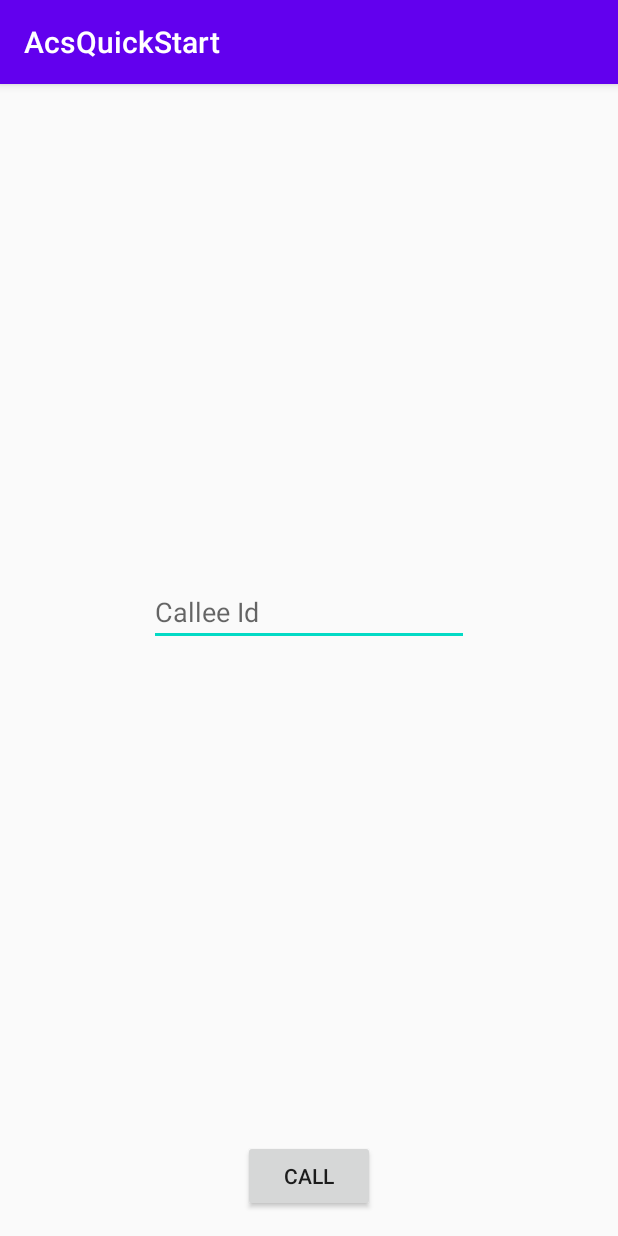
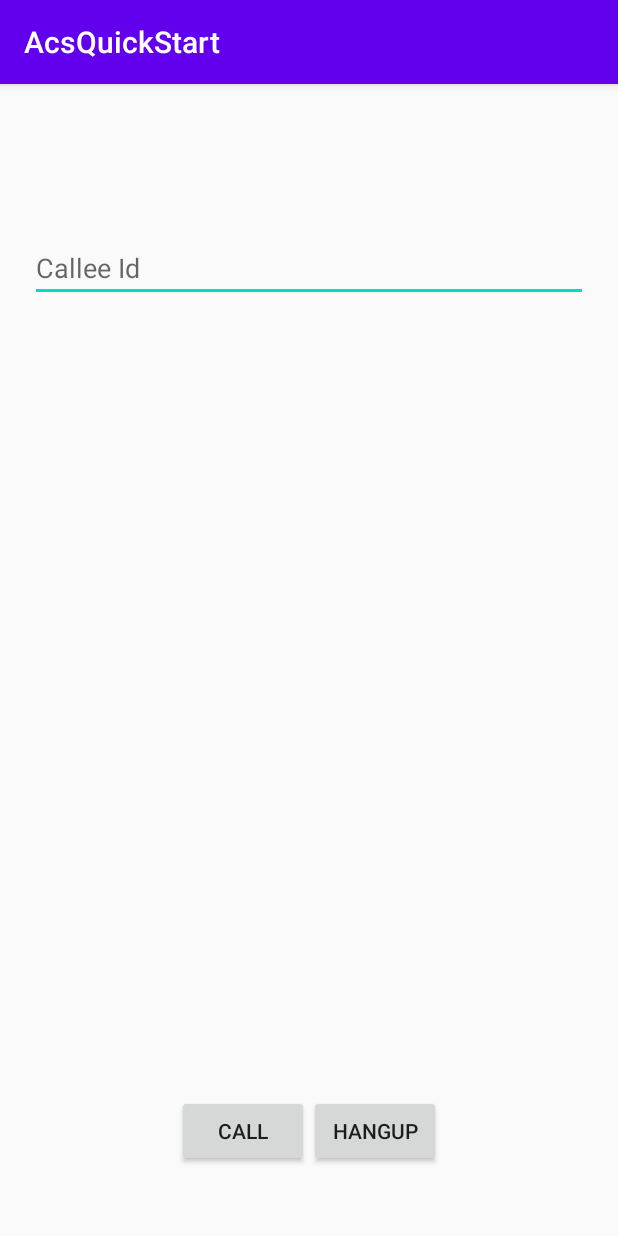
Before and after one commit to Azure/Communication, an Android app: the screen it shows after launch (MainActivity), on a phone screen of 412 x 824 dp. Run offline under Robolectric (Android 15) with nearby library versions, the phone set to English and light mode, and no system bars; libraries missing offline, so code that uses them is left out: com.azure.android, com.azure.communication; 2 statements that could not run were skipped.

Commit message:
Update Android sample to show error messages in toast and call status in status bar

```diff
--- a/samples/AzureCommunicationCalling/Android/Java/app/src/main/java/com/contoso/acsquickstart/MainActivity.java
+++ b/samples/AzureCommunicationCalling/Android/Java/app/src/main/java/com/contoso/acsquickstart/MainActivity.java
@@ -9,6 +9,7 @@
 import android.os.Bundle;
 import android.widget.Button;
 import android.widget.EditText;
+import android.widget.TextView;
 import android.widget.Toast;
 
 import java.util.ArrayList;
@@ -17,13 +18,15 @@
 import com.azure.communication.calling.CallAgent;
 import com.azure.communication.calling.CallClient;
 import com.azure.android.communication.common.CommunicationUser;
+import com.azure.communication.calling.HangupOptions;
 import com.azure.communication.calling.StartCallOptions;
-import com.azure.communication.calling.VideoOptions;
 import com.azure.android.communication.common.CommunicationUserCredential;
 
 public class MainActivity extends AppCompatActivity {
     private static final String[] allPermissions = new String[] { Manifest.permission.RECORD_AUDIO, Manifest.permission.CAMERA, Manifest.permission.WRITE_EXTERNAL_STORAGE, Manifest.permission.READ_PHONE_STATE };
     private static final String UserToken = "<User_Access_Token>";
+
+    TextView statusBar;
 
     private CallAgent agent;
     private Call call;
@@ -35,22 +38,45 @@
 
         getAllPermissions();
         createAgent();
+
         Button callButton = findViewById(R.id.call_button);
         callButton.setOnClickListener(l -> startCall());
+
+        Button hangupButton = findViewById(R.id.hangup_button);
+        hangupButton.setOnClickListener(l -> endCall());
+
+        statusBar = findViewById(R.id.status_bar);
     }
 
     /**
      * Start a call
      */
     private void startCall() {
+        if (UserToken.startsWith("<")) {
+            Toast.makeText(this, "Please enter token in source code", Toast.LENGTH_SHORT).show();
+            return;
+        }
+
         EditText calleeIdView = findViewById(R.id.callee_id);
         String calleeId = calleeIdView.getText().toString();
+        if (calleeId.isEmpty()) {
+            Toast.makeText(this, "Please enter callee", Toast.LENGTH_SHORT).show();
+            return;
+        }
+
         StartCallOptions options = new StartCallOptions();
-        options.setVideoOptions(new VideoOptions(null));
         call = agent.call(
                 getApplicationContext(),
                 new CommunicationUser[] {new CommunicationUser(calleeId)},
                 options);
+        call.addOnCallStateChangedListener(p -> setStatus(call.getState().toString()));
+    }
+
+    /**
+     * Ends the call previously started
+     */
+    private void endCall() {
+        call.hangup(new HangupOptions());
     }
 
     /**
@@ -94,4 +120,11 @@
             finish();
         }
     }
+
+    /**
+     * Shows message in the status bar
+     */
+    private void setStatus(String status) {
+        runOnUiThread(() -> statusBar.setText(status));
+    }
 }
--- a/samples/AzureCommunicationCalling/Android/Java/app/src/main/res/layout/activity_main.xml
+++ b/samples/AzureCommunicationCalling/Android/Java/app/src/main/res/layout/activity_main.xml
@@ -6,25 +6,48 @@
     android:layout_height="match_parent"
     tools:context=".MainActivity">
 
-    <Button
-        android:id="@+id/call_button"
-        android:layout_width="wrap_content"
-        android:layout_height="wrap_content"
-        android:layout_marginBottom="16dp"
-        android:text="Call"
-        app:layout_constraintBottom_toBottomOf="parent"
-        app:layout_constraintEnd_toEndOf="parent"
-        app:layout_constraintStart_toStartOf="parent" />
-
     <EditText
         android:id="@+id/callee_id"
-        android:layout_width="wrap_content"
+        android:layout_width="match_parent"
         android:layout_height="wrap_content"
         android:ems="10"
         android:hint="Callee Id"
         android:inputType="textPersonName"
-        app:layout_constraintBottom_toTopOf="@+id/call_button"
+        android:layout_marginTop="100dp"
+        android:layout_marginHorizontal="20dp"
         app:layout_constraintEnd_toEndOf="parent"
         app:layout_constraintStart_toStartOf="parent"
         app:layout_constraintTop_toTopOf="parent" />
+
+    <LinearLayout
+        android:layout_width="match_parent"
+        android:layout_height="wrap_content"
+        android:layout_marginBottom="46dp"
+        android:gravity="center"
+        app:layout_constraintBottom_toBottomOf="parent"
+        app:layout_constraintEnd_toEndOf="parent"
+        app:layout_constraintStart_toStartOf="parent">
+
+        <Button
+            android:id="@+id/call_button"
+            android:layout_width="wrap_content"
+            android:layout_height="wrap_content"
+            android:text="Call" />
+
+        <Button
+            android:id="@+id/hangup_button"
+            android:layout_width="wrap_content"
+            android:layout_height="wrap_content"
+            android:text="Hangup" />
+
+    </LinearLayout>
+
+    <TextView
+        android:id="@+id/status_bar"
+        android:layout_width="wrap_content"
+        android:layout_height="wrap_content"
+        android:layout_marginBottom="16dp"
+        app:layout_constraintBottom_toBottomOf="parent"
+        app:layout_constraintEnd_toEndOf="parent"
+        app:layout_constraintStart_toStartOf="parent" />
 </androidx.constraintlayout.widget.ConstraintLayout>
```
